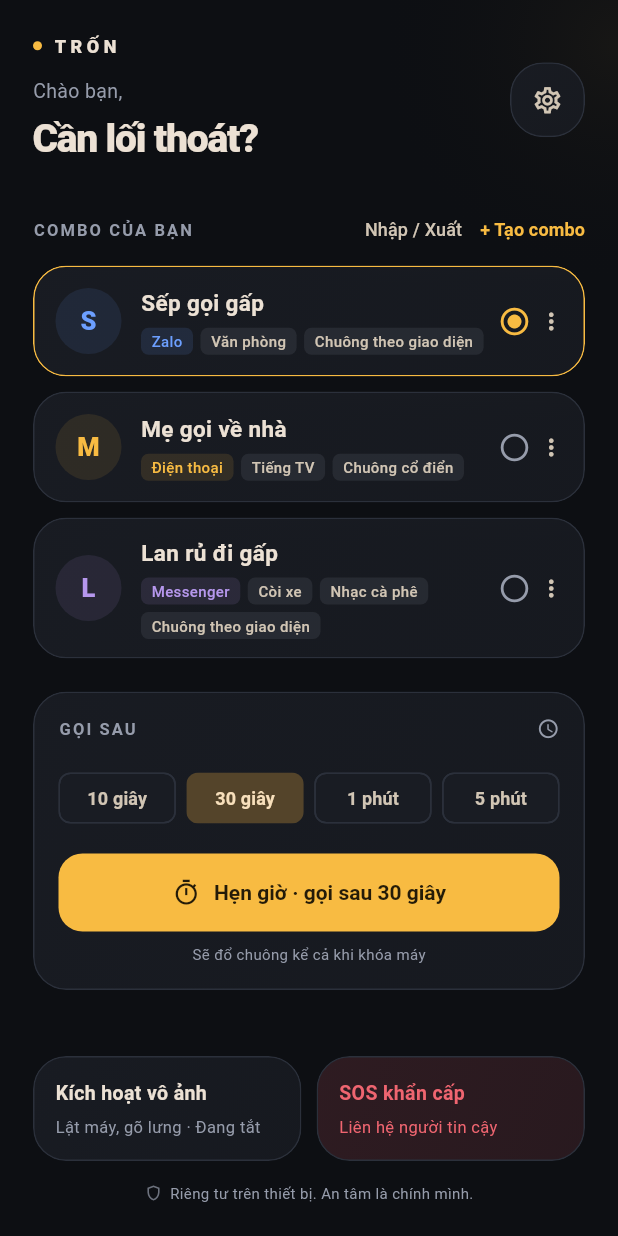
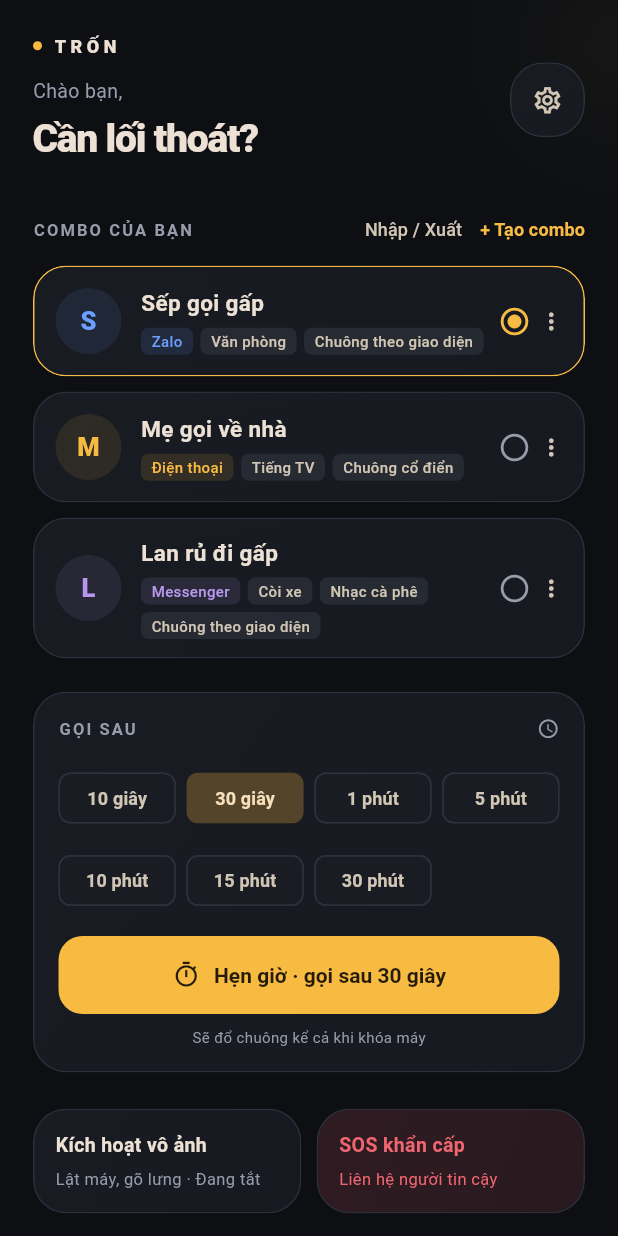
Before and after one commit to twoofwn/tron, a Flutter app: the screen it shows after launch, on a phone screen of 412 x 824 dp. Run offline on Flutter 3.47's test engine with Material 3 defaults, Android fonts, the phone set to English and light mode, and no system bars; our stand-ins replace app_links, audioplayers, device_info_plus, file_picker, flutter_local_notifications, flutter_riverpod and 8 more; missing offline and left inert: file_selector, mobile_scanner.

Commit message:
Thêm mức gọi sau 10, 15 và 30 phút
Bảy mức xếp lưới 4 cột bằng Row/Column vì trang chủ bọc trong
IntrinsicHeight, không dùng được GridView. Dòng đếm ngược hiện dạng
phút:giây từ 1 phút trở lên.

Co-Authored-By: Claude Sonnet 5.5 <noreply@anthropic.com>

```diff
--- a/lib/core/constants/app_constants.dart
+++ b/lib/core/constants/app_constants.dart
@@ -6,6 +6,9 @@ abstract final class AppConstants {
     Duration(seconds: 30),
     Duration(minutes: 1),
     Duration(minutes: 5),
+    Duration(minutes: 10),
+    Duration(minutes: 15),
+    Duration(minutes: 30),
   ];
   static const pagePadding = 22.0;
   static const maxAudioBytes = 10 * 1024 * 1024;
@@ -15,3 +18,13 @@ abstract final class AppConstants {
 String delayLabel(Duration duration) => duration.inSeconds < 60
     ? '${duration.inSeconds} giây'
     : '${duration.inMinutes} phút';
+
+/// Thời gian còn lại của cuộc gọi chờ: "45 giây", hoặc "14:57" khi từ 1 phút trở lên.
+String countdownLabel(Duration remaining) {
+  final seconds = remaining.inSeconds + 1;
+  if (seconds < 60) {
+    return '$seconds giây';
+  }
+  final rest = (seconds % 60).toString().padLeft(2, '0');
+  return '${seconds ~/ 60}:$rest';
+}
--- a/lib/features/home/screens/home_screen.dart
+++ b/lib/features/home/screens/home_screen.dart
@@ -339,7 +339,7 @@ class CallSchedulerCard extends ConsumerWidget {
           const SizedBox(height: 13),
           if (isScheduled) ...[
             Text(
-              '${call.combo?.name} · còn ${call.remaining.inSeconds + 1} giây',
+              '${call.combo?.name} · còn ${countdownLabel(call.remaining)}',
               style: const TextStyle(
                 color: AppColors.accent,
                 fontWeight: FontWeight.w600,
--- a/lib/features/home/widgets/delay_selector.dart
+++ b/lib/features/home/widgets/delay_selector.dart
@@ -7,47 +7,79 @@ import '../../fake_call/providers/call_provider.dart';
 
 class DelaySelector extends ConsumerWidget {
   const DelaySelector({super.key});
+
+  static const _columns = 4;
+
   @override
   Widget build(BuildContext context, WidgetRef ref) {
     final selected = ref.watch(callDelayProvider);
-    return Row(
+    final delays = AppConstants.callDelays;
+    // 7 mức không vừa một hàng: chia hàng 4 nút để nhãn "30 phút" vẫn đọc rõ.
+    // Dùng Row/Column thay cho GridView vì trang chủ bọc trong IntrinsicHeight.
+    return Column(
       children: [
-        for (
-          var index = 0;
-          index < AppConstants.callDelays.length;
-          index++
-        ) ...[
-          if (index > 0) const SizedBox(width: 7),
+        for (var start = 0; start < delays.length; start += _columns) ...[
+          if (start > 0) const SizedBox(height: 7),
+          Row(
+            children: [
+              for (var column = 0; column < _columns; column++) ...[
+                if (column > 0) const SizedBox(width: 7),
                 Expanded(
-            child: ChoiceChip(
-              showCheckmark: false,
-              label: Center(
-                child: Text(
-                  delayLabel(AppConstants.callDelays[index]),
-                  style: const TextStyle(
-                    fontSize: 12,
-                    fontWeight: FontWeight.w700,
+                  child: start + column < delays.length
+                      ? _DelayChip(
+                          delay: delays[start + column],
+                          selected: selected == delays[start + column],
+                          onSelected: () =>
+                              _select(context, ref, delays[start + column]),
+                        )
+                      : const SizedBox.shrink(),
                 ),
+              ],
+            ],
           ),
-              ),
-              padding: const EdgeInsets.symmetric(vertical: 6),
-              labelPadding: EdgeInsets.zero,
-              selected: selected == AppConstants.callDelays[index],
-              onSelected: (_) async {
+        ],
+      ],
+    );
+  }
+
+  Future<void> _select(
+    BuildContext context,
+    WidgetRef ref,
+    Duration delay,
+  ) async {
     try {
-                  await ref
-                      .read(callDelayProvider.notifier)
-                      .select(AppConstants.callDelays[index]);
+      await ref.read(callDelayProvider.notifier).select(delay);
     } catch (_) {
       if (context.mounted) {
         showMessage(context, 'Chưa thể lưu mức gọi sau.');
       }
     }
-              },
+  }
+}
+
+class _DelayChip extends StatelessWidget {
+  const _DelayChip({
+    required this.delay,
+    required this.selected,
+    required this.onSelected,
+  });
+
+  final Duration delay;
+  final bool selected;
+  final VoidCallback onSelected;
+
+  @override
+  Widget build(BuildContext context) => ChoiceChip(
+    showCheckmark: false,
+    label: Center(
+      child: Text(
+        delayLabel(delay),
+        style: const TextStyle(fontSize: 12, fontWeight: FontWeight.w700),
       ),
     ),
-        ],
-      ],
+    padding: const EdgeInsets.symmetric(vertical: 6),
+    labelPadding: EdgeInsets.zero,
+    selected: selected,
+    onSelected: (_) => onSelected(),
   );
 }
-}
```
Also changed, not shown: 2 other files. Lines whose indentation alone changed are shown as unchanged.
